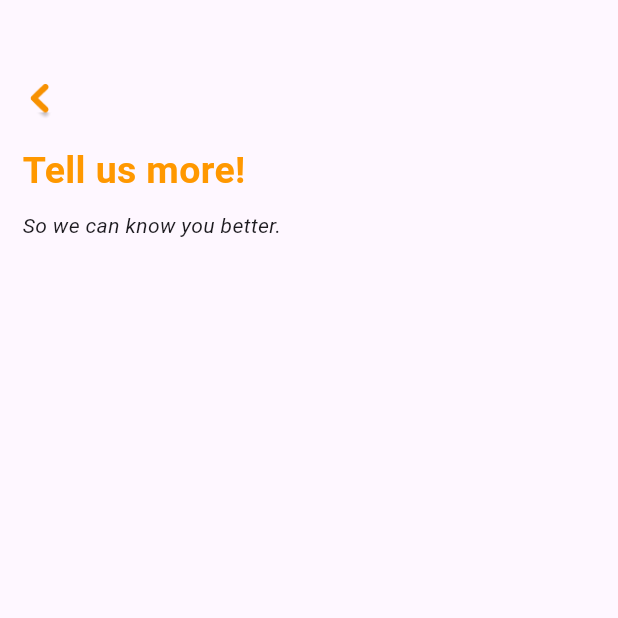
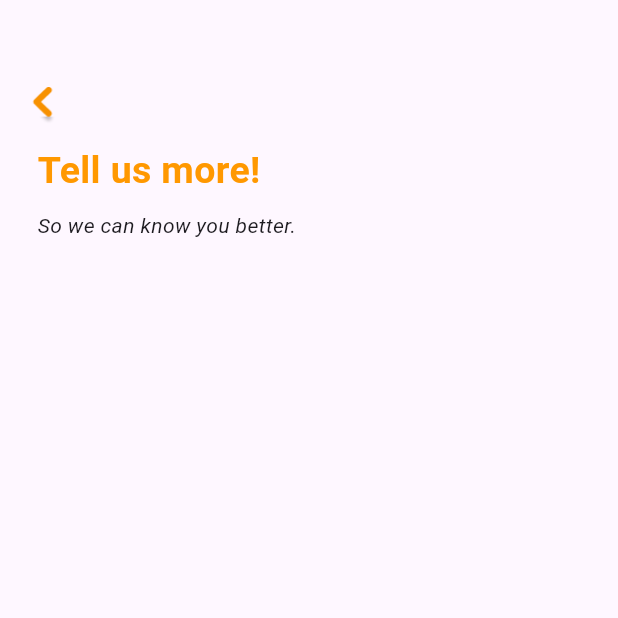
Before and after one commit to Jehoi-ga-ada/Nutrifact, a Flutter app: the screen it shows after launch, on a phone screen of 412 x 824 dp, the top half of it. Run offline on Flutter 3.47's test engine with Material 3 defaults, Android fonts, the phone set to English and light mode, and no system bars.

Commit message:
Minor changes to the text position

```diff
--- a/lib/screens/profile_form1.dart
+++ b/lib/screens/profile_form1.dart
@@ -16,26 +16,27 @@ class Profile11 extends StatelessWidget {
     body: Stack(
       children: [
         Positioned(
-            left: 15,
-            top: 0,
-            child: Column(
-              crossAxisAlignment: CrossAxisAlignment.start,
-              children: [
-                // Image button
-                InkWell(
+          left: 17,
+          top: 2, // Adjust the top position for the button
+          child: InkWell(
             onTap: () {
               // Handle button tap
             },
             child: Image.asset(
               'assets/arrow-left-1.png', // Adjust the image path
               width: 24,
-                    height: 24,
+              height: 25,
             ),
           ),
-                const SizedBox(height: 16), // Spacer between image button and text
-
+        ),
+        const Positioned(
+          left: 25,
+          top: 40, // Adjust the top position for the text
+          child: Column(
+            crossAxisAlignment: CrossAxisAlignment.start,
+            children: [
               // Tell us more text
-                const Text(
+              Text(
                 'Tell us more!',
                 style: TextStyle(
                   color: Colors.orange, // Set text color to orange
@@ -43,10 +44,10 @@ class Profile11 extends StatelessWidget {
                   fontWeight: FontWeight.bold, // Make text bold
                 ),
               ),
-                const SizedBox(height: 8), // Spacer between texts
+              SizedBox(height: 8), // Spacer between texts
 
               // Subtext
-                const Text(
+              Text(
                 'So we can know you better.',
                 style: TextStyle(
                   fontSize: 14, // Adjust font size as needed
```
Lines whose indentation alone changed are shown as unchanged.
